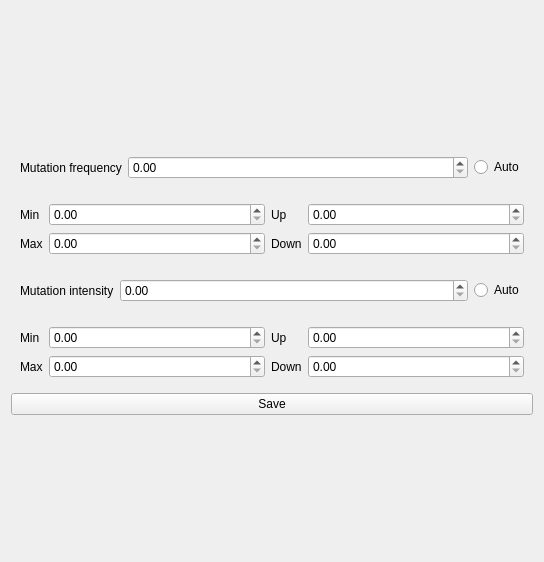
ponyprediction/client, file ui/control-form.ui: the form before one commit.
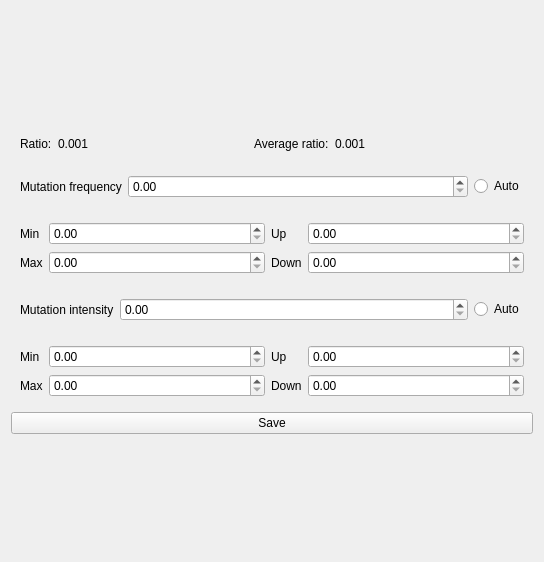
The form after the commit.

Commit message: Show ratios on UI.

Diff of the .ui file:
```diff
--- a/ui/control-form.ui
+++ b/ui/control-form.ui
@@ -14,83 +14,7 @@
    <string>Form</string>
   </property>
   <layout class="QGridLayout" name="gridLayout">
-   <item row="6" column="0">
-    <spacer name="verticalSpacer_3">
-     <property name="orientation">
-      <enum>Qt::Vertical</enum>
-     </property>
-     <property name="sizeHint" stdset="0">
-      <size>
-       <width>20</width>
-       <height>40</height>
-      </size>
-     </property>
-    </spacer>
-   </item>
    <item row="2" column="0">
-    <widget class="QWidget" name="widgetMutationFrequency" native="true">
-     <property name="enabled">
-      <bool>true</bool>
-     </property>
-     <layout class="QGridLayout" name="gridLayout_2">
-      <item row="1" column="0">
-       <widget class="QLabel" name="label">
-        <property name="text">
-         <string>Max</string>
-        </property>
-       </widget>
-      </item>
-      <item row="0" column="1">
-       <widget class="QDoubleSpinBox" name="doubleSpinBoxMutationFrequencyMin">
-        <property name="sizePolicy">
-         <sizepolicy hsizetype="Expanding" vsizetype="Fixed">
-          <horstretch>0</horstretch>
-          <verstretch>0</verstretch>
-         </sizepolicy>
-        </property>
-       </widget>
-      </item>
-      <item row="0" column="2">
-       <widget class="QLabel" name="label_6">
-        <property name="text">
-         <string>Up</string>
-        </property>
-       </widget>
-      </item>
-      <item row="0" column="0">
-       <widget class="QLabel" name="label_5">
-        <property name="text">
-         <string>Min</string>
-        </property>
-       </widget>
-      </item>
-      <item row="1" column="2">
-       <widget class="QLabel" name="label_2">
-        <property name="text">
-         <string>Down</string>
-        </property>
-       </widget>
-      </item>
-      <item row="1" column="3">
-       <widget class="QDoubleSpinBox" name="doubleSpinBoxMutationFrequencyDown"/>
-      </item>
-      <item row="0" column="3">
-       <widget class="QDoubleSpinBox" name="doubleSpinBoxMutationFrequencyUp">
-        <property name="sizePolicy">
-         <sizepolicy hsizetype="Expanding" vsizetype="Fixed">
-          <horstretch>0</horstretch>
-          <verstretch>0</verstretch>
-         </sizepolicy>
-        </property>
-       </widget>
-      </item>
-      <item row="1" column="1">
-       <widget class="QDoubleSpinBox" name="doubleSpinBoxMutationFrequencyMax"/>
-      </item>
-     </layout>
-    </widget>
-   </item>
-   <item row="1" column="0">
     <widget class="QWidget" name="widget_2" native="true">
      <layout class="QGridLayout" name="gridLayout_4">
       <item row="0" column="1">
@@ -129,7 +53,7 @@
      </layout>
     </widget>
    </item>
-   <item row="3" column="0">
+   <item row="4" column="0">
     <widget class="QWidget" name="widget_3" native="true">
      <layout class="QGridLayout" name="gridLayout_3">
       <item row="0" column="0">
@@ -159,7 +83,7 @@
      </layout>
     </widget>
    </item>
-   <item row="4" column="0">
+   <item row="5" column="0">
     <widget class="QWidget" name="widgetMutationIntensity" native="true">
      <property name="enabled">
       <bool>true</bool>
@@ -235,13 +159,135 @@
      </property>
     </spacer>
    </item>
-   <item row="5" column="0">
+   <item row="6" column="0">
     <widget class="QPushButton" name="buttonSave">
      <property name="text">
       <string>Save</string>
      </property>
     </widget>
    </item>
+   <item row="7" column="0">
+    <spacer name="verticalSpacer_3">
+     <property name="orientation">
+      <enum>Qt::Vertical</enum>
+     </property>
+     <property name="sizeHint" stdset="0">
+      <size>
+       <width>20</width>
+       <height>40</height>
+      </size>
+     </property>
+    </spacer>
+   </item>
+   <item row="3" column="0">
+    <widget class="QWidget" name="widgetMutationFrequency" native="true">
+     <property name="enabled">
+      <bool>true</bool>
+     </property>
+     <layout class="QGridLayout" name="gridLayout_2">
+      <item row="1" column="0">
+       <widget class="QLabel" name="label">
+        <property name="text">
+         <string>Max</string>
+        </property>
+       </widget>
+      </item>
+      <item row="0" column="1">
+       <widget class="QDoubleSpinBox" name="doubleSpinBoxMutationFrequencyMin">
+        <property name="sizePolicy">
+         <sizepolicy hsizetype="Expanding" vsizetype="Fixed">
+          <horstretch>0</horstretch>
+          <verstretch>0</verstretch>
+         </sizepolicy>
+        </property>
+       </widget>
+      </item>
+      <item row="0" column="2">
+       <widget class="QLabel" name="label_6">
+        <property name="text">
+         <string>Up</string>
+        </property>
+       </widget>
+      </item>
+      <item row="0" column="0">
+       <widget class="QLabel" name="label_5">
+        <property name="text">
+         <string>Min</string>
+        </property>
+       </widget>
+      </item>
+      <item row="1" column="2">
+       <widget class="QLabel" name="label_2">
+        <property name="text">
+         <string>Down</string>
+        </property>
+       </widget>
+      </item>
+      <item row="1" column="3">
+       <widget class="QDoubleSpinBox" name="doubleSpinBoxMutationFrequencyDown"/>
+      </item>
+      <item row="0" column="3">
+       <widget class="QDoubleSpinBox" name="doubleSpinBoxMutationFrequencyUp">
+        <property name="sizePolicy">
+         <sizepolicy hsizetype="Expanding" vsizetype="Fixed">
+          <horstretch>0</horstretch>
+          <verstretch>0</verstretch>
+         </sizepolicy>
+        </property>
+       </widget>
+      </item>
+      <item row="1" column="1">
+       <widget class="QDoubleSpinBox" name="doubleSpinBoxMutationFrequencyMax"/>
+      </item>
+     </layout>
+    </widget>
+   </item>
+   <item row="1" column="0">
+    <widget class="QWidget" name="widget" native="true">
+     <layout class="QGridLayout" name="gridLayout_6">
+      <item row="0" column="0">
+       <widget class="QLabel" name="label_7">
+        <property name="text">
+         <string>Ratio:</string>
+        </property>
+       </widget>
+      </item>
+      <item row="0" column="1">
+       <widget class="QLabel" name="labelRatio">
+        <property name="sizePolicy">
+         <sizepolicy hsizetype="Expanding" vsizetype="Preferred">
+          <horstretch>0</horstretch>
+          <verstretch>0</verstretch>
+         </sizepolicy>
+        </property>
+        <property name="text">
+         <string>0.001</string>
+        </property>
+       </widget>
+      </item>
+      <item row="0" column="2">
+       <widget class="QLabel" name="label_12">
+        <property name="text">
+         <string>Average ratio:</string>
+        </property>
+       </widget>
+      </item>
+      <item row="0" column="3">
+       <widget class="QLabel" name="labelAverageRatio">
+        <property name="sizePolicy">
+         <sizepolicy hsizetype="Expanding" vsizetype="Preferred">
+          <horstretch>0</horstretch>
+          <verstretch>0</verstretch>
+         </sizepolicy>
+        </property>
+        <property name="text">
+         <string>0.001</string>
+        </property>
+       </widget>
+      </item>
+     </layout>
+    </widget>
+   </item>
   </layout>
  </widget>
  <resources/>
```
The commit also changes 3 other files.
